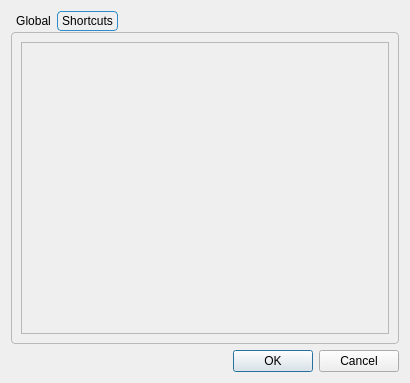
Yulinanami/ethernet-tun-test, file include/ui/setting/dialog_hotkey.ui: the form before one commit.
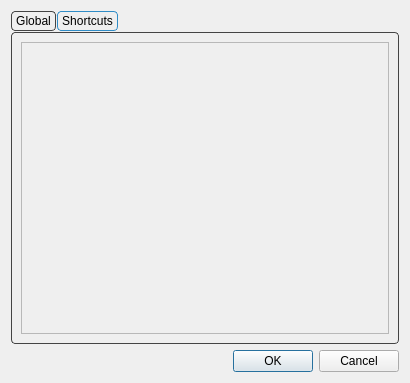
The form after the commit. The open tabs and pages were chosen to show the change. Custom widgets are drawn as their Qt base class.

```diff
--- a/include/ui/setting/dialog_hotkey.ui
+++ b/include/ui/setting/dialog_hotkey.ui
@@ -19,7 +19,7 @@
      <property name="styleSheet">
       <string notr="true">QTabWidget::pane {
     margin-top: 1px;
-    border: 1px solid palette(mid);
+    border: 1px solid #444444;
     border-radius: 4px;
 }
 
@@ -29,7 +29,7 @@
 }
 
 QTabBar::tab {
-    border: 1px solid palette(midlight);
+    border: 1px solid #444444;
     border-radius: 4px;
 
     padding: 2px 4px;
@@ -41,7 +41,7 @@
 }
 
 QTabBar::tab:!selected {
-    border: 1px solid palette(button);
+    border: 1px solid #444444;
 }
 
 QTabBar::tab:hover:!selected {
```
Left out of the diff: 6 changed lines with no effect on the pictures.
